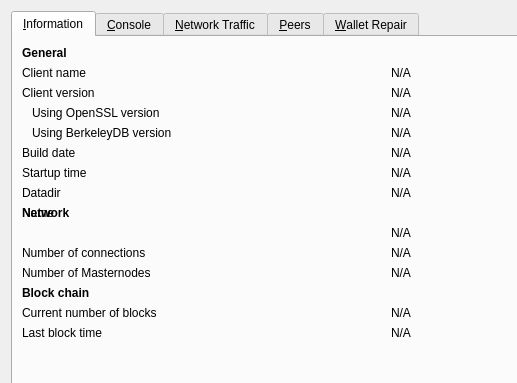
Old version of the form src/qt/forms/rpcconsole.ui in the repository wagerr/wagerr; both pictures show x 0 to 517 and y 0 to 383 of the 769 by 485 pixel window.
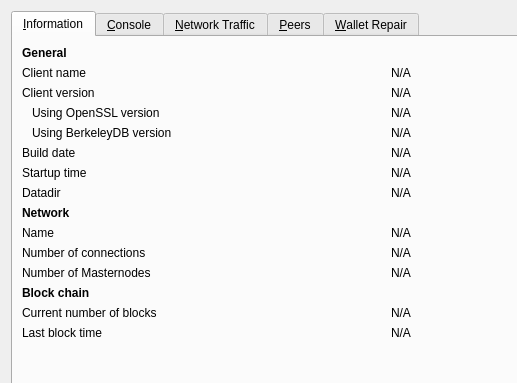
New version of the form. The open tabs and pages were chosen to show the change. Icons and pictures are not drawn. Custom widgets are drawn as their Qt base class.

Commit message: Fix QT: network label is in wrong row

What changed in the file:
```diff
--- a/src/qt/forms/rpcconsole.ui
+++ b/src/qt/forms/rpcconsole.ui
@@ -223,7 +223,7 @@
          </property>
         </widget>
        </item>
-       <item row="8" column="0">
+       <item row="9" column="0">
         <widget class="QLabel" name="networkNameLabel">
          <property name="text">
           <string>Name</string>
```
